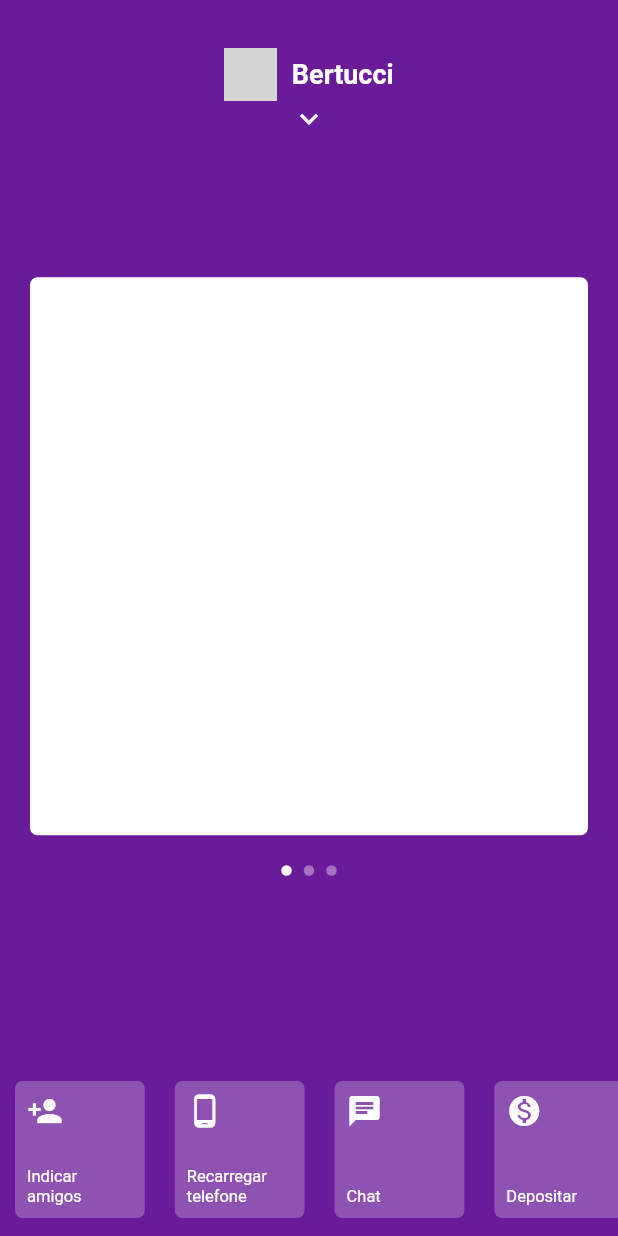
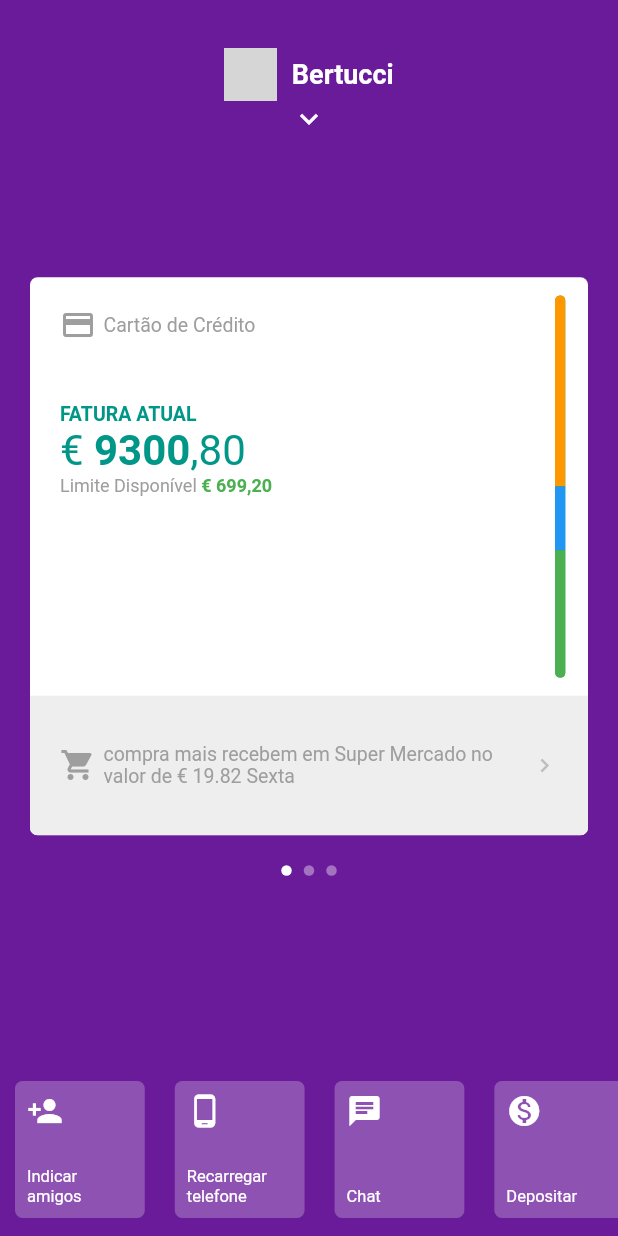
Before and after one commit to Pedrobertucci/bankapp, a Flutter app: the screen it shows after launch, on a phone screen of 412 x 824 dp. Run offline on Flutter 3.47's test engine with Material 2 defaults, Android fonts, the phone set to English and light mode, and no system bars; network calls fail; grey boxes are pictures that could not be loaded.

Commit message:
Added first card

```diff
--- a/lib/pages/home/home_page.dart
+++ b/lib/pages/home/home_page.dart
@@ -1,4 +1,5 @@
 import 'package:flutter/material.dart';
+import 'package:nubankapp/pages/home/widges/bottom_menu.dart';
 import 'package:nubankapp/pages/home/widges/item_menu_bottom.dart';
 import 'package:nubankapp/pages/home/widges/menu_app.dart';
 import 'package:nubankapp/pages/home/widges/my_app_bar.dart';
@@ -47,6 +48,7 @@ class _HomePageState extends State<HomePage> {
             top: _screenHeight * .20,
             showMenu: _showMenu,
           ),
+          BottomMenu(showMenu: _showMenu),
           PageViewApp(
             showMenu: _showMenu,
             top: _yPosition,
@@ -97,52 +99,6 @@ class _HomePageState extends State<HomePage> {
             currentIndex: _currentIndex,
             showMenu: _showMenu,
           ),
-          AnimatedPositioned(
-            duration: Duration(milliseconds: 100),
-            bottom: !_showMenu ? 0 + MediaQuery.of(context).padding.bottom : 0,
-            left: 0,
-            right: 0,
-            height: _screenHeight * 0.14,
-            child: IgnorePointer(
-              ignoring: _showMenu,
-              child: AnimatedOpacity(
-                duration: Duration(milliseconds: 100),
-                opacity: !_showMenu ? 1 : 0,
-                child: Container(
-                  child: ListView(
-                    physics: BouncingScrollPhysics(),
-                    scrollDirection: Axis.horizontal,
-                    children: <Widget>[
-                      ItemMenuBottom(
-                        icon: Icons.person_add,
-                        text: "Indicar amigos",
-                      ),
-                      ItemMenuBottom(
-                        icon: Icons.phone_android,
-                        text: "Recarregar telefone",
-                      ),
-                      ItemMenuBottom(
-                        icon: Icons.chat,
-                        text: "Chat",
-                      ),
-                      ItemMenuBottom(
-                        icon: Icons.monetization_on,
-                        text: "Depositar",
-                      ),
-                      ItemMenuBottom(
-                        icon: Icons.move_to_inbox,
-                        text: "Transferir",
-                      ),
-                      ItemMenuBottom(
-                        icon: Icons.lock_outline,
-                        text: "Bloquear Cartão",
-                      ),
-                    ],
-                  ),
-                ),
-              ),
-            ),
-          )
         ],
       ),
     );
--- /dev/null
+++ b/lib/pages/home/widges/bottom_menu.dart
@@ -0,0 +1,58 @@
+import 'package:flutter/material.dart';
+import 'package:nubankapp/pages/home/widges/item_menu_bottom.dart';
+
+class BottomMenu extends StatelessWidget {
+  final bool showMenu;
+
+  const BottomMenu({Key key, this.showMenu}) : super(key: key);
+
+  @override
+  Widget build(BuildContext context) {
+    return AnimatedPositioned(
+      duration: Duration(milliseconds: 100),
+      bottom: !showMenu ? 0 + MediaQuery.of(context).padding.bottom : 0,
+      left: 0,
+      right: 0,
+      height: MediaQuery.of(context).size.height * 0.14,
+      child: IgnorePointer(
+        ignoring: showMenu,
+        child: AnimatedOpacity(
+          duration: Duration(milliseconds: 100),
+          opacity: !showMenu ? 1 : 0,
+          child: Container(
+            child: ListView(
+              physics: BouncingScrollPhysics(),
+              scrollDirection: Axis.horizontal,
+              children: <Widget>[
+                ItemMenuBottom(
+                  icon: Icons.person_add,
+                  text: "Indicar amigos",
+                ),
+                ItemMenuBottom(
+                  icon: Icons.phone_android,
+                  text: "Recarregar telefone",
+                ),
+                ItemMenuBottom(
+                  icon: Icons.chat,
+                  text: "Chat",
+                ),
+                ItemMenuBottom(
+                  icon: Icons.monetization_on,
+                  text: "Depositar",
+                ),
+                ItemMenuBottom(
+                  icon: Icons.move_to_inbox,
+                  text: "Transferir",
+                ),
+                ItemMenuBottom(
+                  icon: Icons.lock_outline,
+                  text: "Bloquear Cartão",
+                ),
+              ],
+            ),
+          ),
+        ),
+      ),
+    );
+  }
+}
--- a/lib/pages/home/widges/card_app.dart
+++ b/lib/pages/home/widges/card_app.dart
@@ -1,11 +1,16 @@
 import 'package:flutter/material.dart';
 
 class CardApp extends StatelessWidget {
+  final Widget child;
+
+  const CardApp({Key key, this.child}) : super(key: key);
+
   @override
   Widget build(BuildContext context) {
     return Padding(
       padding: const EdgeInsets.all(20),
       child: Container(
+        child: child,
         decoration: BoxDecoration(
             color: Colors.white, borderRadius: BorderRadius.circular(5)),
       ),
--- /dev/null
+++ b/lib/pages/home/widges/first_card.dart
@@ -0,0 +1,141 @@
+import 'package:flutter/material.dart';
+
+class FirstCard extends StatelessWidget {
+  @override
+  Widget build(BuildContext context) {
+    return ClipRRect(
+      borderRadius: BorderRadius.circular(5),
+      child: Column(
+        children: <Widget>[
+          Expanded(
+            flex: 3,
+            child: Container(
+              child: Row(
+                children: <Widget>[
+                  Expanded(
+                    child: Column(
+                      crossAxisAlignment: CrossAxisAlignment.start,
+                      children: <Widget>[
+                        Padding(
+                          padding: const EdgeInsets.all(20),
+                          child: Row(
+                            children: <Widget>[
+                              Icon(
+                                Icons.credit_card,
+                                color: Colors.grey,
+                              ),
+                              SizedBox(
+                                width: 5,
+                              ),
+                              Text("Cartão de Crédito",
+                                  style: TextStyle(
+                                      color: Colors.grey, fontSize: 13)),
+                            ],
+                          ),
+                        ),
+                        Padding(
+                          padding: const EdgeInsets.only(left: 20, top: 20),
+                          child: SizedBox(
+                            width: double.infinity,
+                            child: Column(
+                              crossAxisAlignment: CrossAxisAlignment.start,
+                              children: <Widget>[
+                                Text("FATURA ATUAL",
+                                    textAlign: TextAlign.start,
+                                    style: TextStyle(
+                                        color: Colors.teal,
+                                        fontSize: 13,
+                                        fontWeight: FontWeight.bold)),
+                                Text.rich(
+                                  TextSpan(text: "€ ", children: [
+                                    TextSpan(
+                                        text: "9300",
+                                        style: TextStyle(
+                                            fontWeight: FontWeight.bold)),
+                                    TextSpan(text: ",80"),
+                                  ]),
+                                  textAlign: TextAlign.start,
+                                  style: TextStyle(
+                                    color: Colors.teal,
+                                    fontSize: 28,
+                                  ),
+                                ),
+                                Text.rich(
+                                  TextSpan(
+                                      text: "Limite Disponível ",
+                                      children: [
+                                        TextSpan(
+                                            text: "€ 699,20",
+                                            style: TextStyle(
+                                                color: Colors.green,
+                                                fontWeight: FontWeight.bold)),
+                                      ]),
+                                  textAlign: TextAlign.start,
+                                  style: TextStyle(
+                                    color: Colors.grey,
+                                    fontSize: 12,
+                                  ),
+                                )
+                              ],
+                            ),
+                          ),
+                        )
+                      ],
+                    ),
+                  ),
+                  Padding(
+                    padding: const EdgeInsets.only(
+                        top: 12, bottom: 12, left: 10, right: 15),
+                    child: ClipRRect(
+                      borderRadius: BorderRadius.circular(5),
+                      child: Container(
+                        child: Column(
+                          children: <Widget>[
+                            Expanded(
+                                flex: 3,
+                                child: Container(color: Colors.orange)),
+                            Expanded(
+                                flex: 1, child: Container(color: Colors.blue)),
+                            Expanded(
+                                flex: 2, child: Container(color: Colors.green)),
+                          ],
+                        ),
+                        width: 7,
+                        decoration: BoxDecoration(
+                            color: Colors.teal,
+                            borderRadius: BorderRadius.circular(5)),
+                      ),
+                    ),
+                  ),
+                ],
+              ),
+            ),
+          ),
+          Expanded(
+            flex: 1,
+            child: Container(
+              child: Padding(
+                padding: const EdgeInsets.all(20),
+                child: Row(
+                  mainAxisAlignment: MainAxisAlignment.spaceBetween,
+                  children: <Widget>[
+                    Icon(Icons.shopping_cart, color: Colors.grey),
+                    SizedBox(
+                      width: 5,
+                    ),
+                    Flexible(
+                      child: Text("compra mais recebem em Super Mercado no valor de € 19.82 Sexta",
+                          style: TextStyle(color: Colors.grey, fontSize: 13)),
+                    ),
+                    Icon(Icons.chevron_right, color: Colors.grey[400], size: 18),
+                  ],
+                ),
+              ),
+              color: Colors.grey[200],
+            ),
+          )
+        ],
+      ),
+    );
+  }
+}
--- a/lib/pages/home/widges/page_view_app.dart
+++ b/lib/pages/home/widges/page_view_app.dart
@@ -1,5 +1,6 @@
 import 'package:flutter/material.dart';
 import 'package:nubankapp/pages/home/widges/card_app.dart';
+import 'package:nubankapp/pages/home/widges/first_card.dart';
 
 class PageViewApp extends StatelessWidget {
   final double top;
@@ -7,12 +8,14 @@ class PageViewApp extends StatelessWidget {
   final GestureDragUpdateCallback onPanUpdate;
   final bool showMenu;
 
-  const PageViewApp({Key key, this.top, this.onChange, this.onPanUpdate, this.showMenu}) : super(key: key);
+  const PageViewApp(
+      {Key key, this.top, this.onChange, this.onPanUpdate, this.showMenu})
+      : super(key: key);
 
   @override
   Widget build(BuildContext context) {
     return AnimatedPositioned(
-      duration: Duration(milliseconds: 150),
+      duration: Duration(milliseconds: 250),
       curve: Curves.easeOut,
       top: top,
       height: MediaQuery.of(context).size.height * .50,
@@ -22,8 +25,16 @@ class PageViewApp extends StatelessWidget {
         onPanUpdate: onPanUpdate,
         child: PageView(
           onPageChanged: onChange,
-          physics: showMenu ? NeverScrollableScrollPhysics() : BouncingScrollPhysics(),
-          children: <Widget>[CardApp(), CardApp(), CardApp()],
+          physics: showMenu
+              ? NeverScrollableScrollPhysics()
+              : BouncingScrollPhysics(),
+          children: <Widget>[
+            CardApp(
+              child: FirstCard(),
+            ),
+            CardApp(),
+            CardApp()
+          ],
         ),
       ),
     );
```
